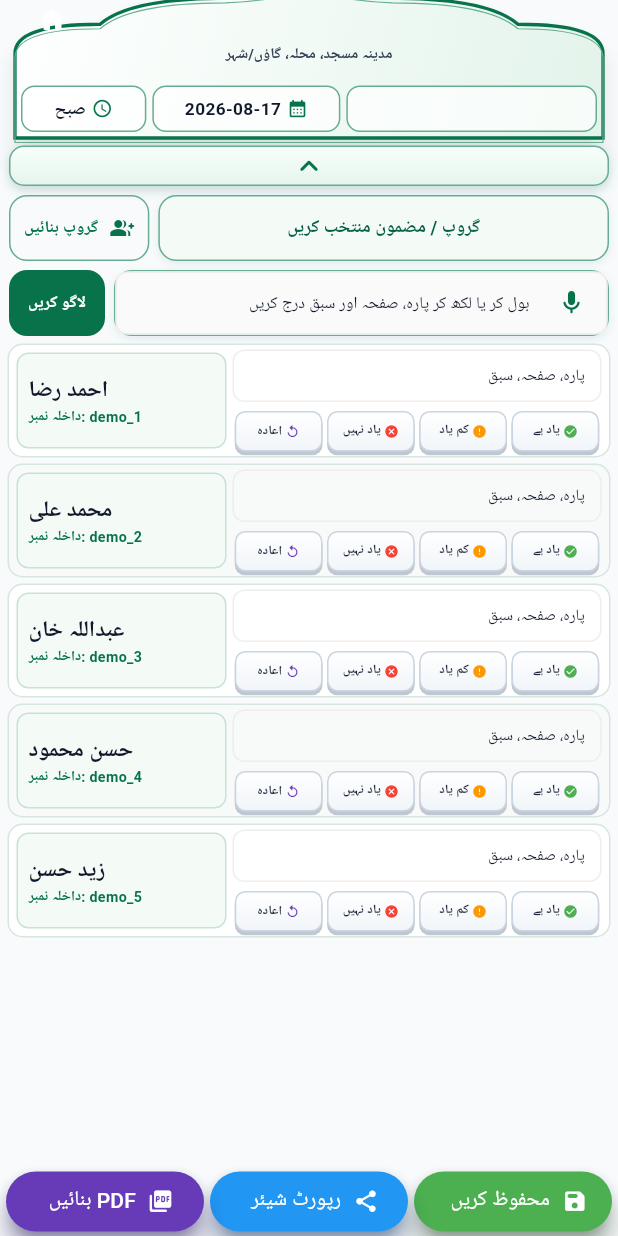
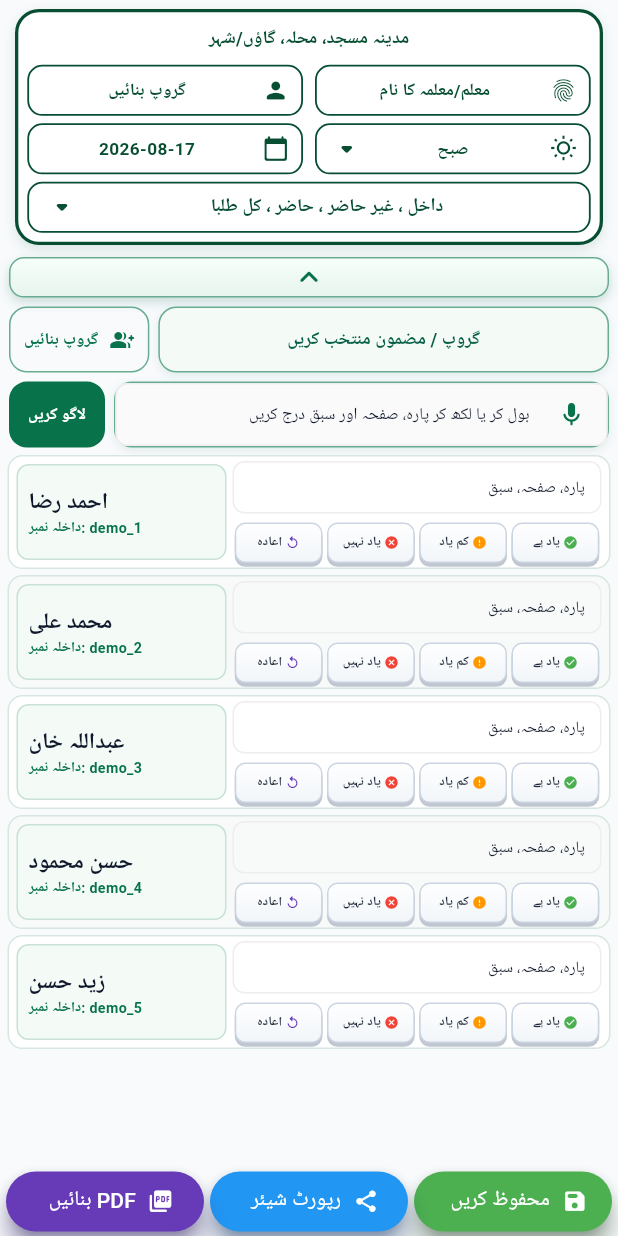
Before and after one commit to shaikzabeeh31-commits/MAKTAB, a Flutter app: the LessonScreen screen opened directly, on a phone screen of 412 x 824 dp. Run offline on Flutter 3.47's test engine with Material 3 defaults, Android fonts, the phone set to English and light mode, and no system bars; our stand-ins replace flutter_contacts, flutter_local_notifications, google_fonts, image_picker, local_auth, pdf and 4 more; accounts and stored records are empty.

```diff
--- a/lib/lesson_screen.dart
+++ b/lib/lesson_screen.dart
@@ -873,127 +873,191 @@ class _LessonScreenState extends State<LessonScreen> {
 
   Widget _identityArch() {
     final dark = Theme.of(context).brightness == Brightness.dark;
-    return SizedBox(
-      height: 108,
-      width: double.infinity,
-      child: CustomPaint(
-        painter: _LessonArchPainter(dark: dark),
-        child: Stack(
-          children: [
-            Positioned(
-              top: 2,
-              left: 4,
-              child: IconButton(
-                icon: const Icon(Icons.home_rounded, color: Colors.white, size: 20),
-                tooltip: 'ہوم ڈیش بورڈ (Return to Home)',
-                onPressed: () {
-                  if (Navigator.canPop(context)) {
-                    Navigator.popUntil(context, (route) => route.isFirst);
-                  }
-                },
-              ),
-            ),
-            Padding(
-              padding: const EdgeInsets.fromLTRB(7, 8, 7, 4),
-              child: Column(
-                children: [
-                  SizedBox(
-                    height: 28,
-                    child: InkWell(
-                      onTap: () => _editText(
-                        title: 'مکتب کا نام',
-                        current: _maktabName,
-                        storageKey: 'maktab_name',
-                        onSave: (value) => setState(() => _maktabName = value),
-                      ),
-                      child: Container(
-                        width: double.infinity,
-                        alignment: Alignment.center,
-                        child: Transform.translate(
-                          // Keep the arch itself fixed and move only the
-                          // institute title slightly down into its free space.
-                          offset: const Offset(0, 4),
-                          child: Text(
-                            _maktabName,
-                            maxLines: 1,
-                            overflow: TextOverflow.fade,
-                            softWrap: false,
-                            style: const TextStyle(
-                              color: _green,
-                              fontSize: 18,
-                              fontWeight: FontWeight.bold,
-                            ),
-                          ),
+    return Container(
+      margin: const EdgeInsets.fromLTRB(6, 4, 6, 6),
+      padding: const EdgeInsets.all(6),
+      decoration: BoxDecoration(
+        color: dark ? const Color(0xFF1E293B) : Colors.white,
+        borderRadius: BorderRadius.circular(16),
+        border: Border.all(color: const Color(0xFF074E32), width: 2.2),
+        boxShadow: const [
+          BoxShadow(
+            color: Color(0x1F074E32),
+            blurRadius: 6,
+            offset: Offset(0, 3),
+          ),
+        ],
+      ),
+      child: Column(
+        mainAxisSize: MainAxisSize.min,
+        children: [
+          // Address Banner
+          Container(
+            width: double.infinity,
+            padding: const EdgeInsets.symmetric(vertical: 3, horizontal: 8),
+            alignment: Alignment.center,
+            child: Text(
+              _maktabAddress.isNotEmpty
+                  ? _maktabAddress
+                  : 'مکتب قاسم العلوم مدینہ مسجد کدہ پیٹ، ڈون، ندیال، آندھرا پردیش',
+              maxLines: 1,
+              overflow: TextOverflow.ellipsis,
+              textAlign: TextAlign.center,
+              style: TextStyle(
+                fontSize: 12,
+                fontWeight: FontWeight.bold,
+                color: dark ? Colors.white : const Color(0xFF074E32),
+              ),
+            ),
+          ),
+          const SizedBox(height: 5),
+          // Row 1: Teacher & Department
+          Row(
+            children: [
+              Expanded(
+                child: Container(
+                  height: 34,
+                  padding: const EdgeInsets.symmetric(horizontal: 8),
+                  decoration: BoxDecoration(
+                    color: dark ? const Color(0xFF0F172A) : Colors.white,
+                    borderRadius: BorderRadius.circular(10),
+                    border: Border.all(color: const Color(0xFF074E32), width: 1.2),
+                  ),
+                  child: Row(
+                    children: [
+                      const Icon(Icons.fingerprint_rounded, size: 18, color: Color(0xFF074E32)),
+                      const SizedBox(width: 6),
+                      Expanded(
+                        child: Text(
+                          _teacherName.isNotEmpty ? _teacherName : 'معلم/معلمہ کا نام',
+                          maxLines: 1,
+                          overflow: TextOverflow.ellipsis,
+                          textAlign: TextAlign.center,
+                          style: TextStyle(fontSize: 11.5, fontWeight: FontWeight.bold, color: dark ? Colors.white : const Color(0xFF074E32)),
                         ),
                       ),
-                    ),
-                  ),
-                  const SizedBox(height: 3),
-                  SizedBox(
-                    height: 21,
-                    child: InkWell(
-                      onTap: () => _editText(
-                        title: 'مسجد، محلہ، گاؤں یا شہر کی تفصیل',
-                        current: _maktabAddress,
-                        storageKey: 'maktab_address',
-                        onSave: (value) =>
-                            setState(() => _maktabAddress = value),
-                      ),
-                      borderRadius: BorderRadius.circular(8),
-                      child: Container(
-                        width: double.infinity,
-                        alignment: Alignment.center,
-                        padding: const EdgeInsets.symmetric(horizontal: 8),
+                    ],
+                  ),
+                ),
+              ),
+              const SizedBox(width: 8),
+              Expanded(
+                child: Container(
+                  height: 34,
+                  padding: const EdgeInsets.symmetric(horizontal: 8),
+                  decoration: BoxDecoration(
+                    color: dark ? const Color(0xFF0F172A) : Colors.white,
+                    borderRadius: BorderRadius.circular(10),
+                    border: Border.all(color: const Color(0xFF074E32), width: 1.2),
+                  ),
+                  child: Row(
+                    children: [
+                      const Icon(Icons.person_rounded, size: 18, color: Color(0xFF074E32)),
+                      const SizedBox(width: 6),
+                      Expanded(
                         child: Text(
-                          _maktabAddress,
+                          _selectedGroupName,
                           maxLines: 1,
-                          overflow: TextOverflow.fade,
-                          softWrap: false,
+                          overflow: TextOverflow.ellipsis,
                           textAlign: TextAlign.center,
-                          style: const TextStyle(
-                            color: Color(0xFF334155),
-                            fontSize: 10,
-                            fontWeight: FontWeight.w600,
-                          ),
+                          style: TextStyle(fontSize: 11.5, fontWeight: FontWeight.bold, color: dark ? Colors.white : const Color(0xFF074E32)),
                         ),
                       ),
+                    ],
+                  ),
+                ),
+              ),
+            ],
+          ),
+          const SizedBox(height: 5),
+          // Row 2: Shift Dropdown & Date Picker
+          Row(
+            children: [
+              Expanded(
+                child: Container(
+                  height: 34,
+                  padding: const EdgeInsets.symmetric(horizontal: 8),
+                  decoration: BoxDecoration(
+                    color: dark ? const Color(0xFF0F172A) : Colors.white,
+                    borderRadius: BorderRadius.circular(10),
+                    border: Border.all(color: const Color(0xFF074E32), width: 1.2),
+                  ),
+                  child: Row(
+                    children: [
+                      const Icon(Icons.wb_sunny_outlined, size: 18, color: Color(0xFF074E32)),
+                      const SizedBox(width: 6),
+                      Expanded(
+                        child: Text(
+                          _selectedShift.name,
+                          maxLines: 1,
+                          overflow: TextOverflow.ellipsis,
+                          textAlign: TextAlign.center,
+                          style: TextStyle(fontSize: 11.5, fontWeight: FontWeight.bold, color: dark ? Colors.white : const Color(0xFF074E32)),
+                        ),
+                      ),
+                      const Icon(Icons.arrow_drop_down_rounded, color: Color(0xFF074E32)),
+                    ],
+                  ),
+                ),
+              ),
+              const SizedBox(width: 8),
+              Expanded(
+                child: Container(
+                  height: 34,
+                  padding: const EdgeInsets.symmetric(horizontal: 8),
+                  decoration: BoxDecoration(
+                    color: dark ? const Color(0xFF0F172A) : Colors.white,
+                    borderRadius: BorderRadius.circular(10),
+                    border: Border.all(color: const Color(0xFF074E32), width: 1.2),
+                  ),
+                  child: Row(
+                    children: [
+                      const Icon(Icons.calendar_today_rounded, size: 18, color: Color(0xFF074E32)),
+                      const SizedBox(width: 6),
+                      Expanded(
+                        child: Text(
+                          _dateKey,
+                          maxLines: 1,
+                          overflow: TextOverflow.ellipsis,
+                          textAlign: TextAlign.center,
+                          style: TextStyle(fontSize: 11.5, fontWeight: FontWeight.bold, color: dark ? Colors.white : const Color(0xFF074E32)),
+                        ),
+                      ),
+                    ],
+                  ),
+                ),
+              ),
+            ],
+          ),
+          const SizedBox(height: 5),
+          // Row 3: Wide Filter Dropdown
+          Container(
+            height: 34,
+            padding: const EdgeInsets.symmetric(horizontal: 10),
+            decoration: BoxDecoration(
+              color: dark ? const Color(0xFF0F172A) : Colors.white,
+              borderRadius: BorderRadius.circular(10),
+              border: Border.all(color: const Color(0xFF074E32), width: 1.2),
+            ),
+            child: Row(
+              mainAxisAlignment: MainAxisAlignment.center,
+              children: [
+                Expanded(
+                  child: Text(
+                    'داخل ، غیر حاضر ، حاضر ، کل طلبا',
+                    textAlign: TextAlign.center,
+                    style: TextStyle(
+                      fontSize: 12,
+                      fontWeight: FontWeight.bold,
+                      color: dark ? Colors.white : const Color(0xFF074E32),
                     ),
                   ),
-                  const SizedBox(height: 8),
-                  Padding(
-                    padding: const EdgeInsets.only(top: 2),
-                    child: Row(
-                      children: [
-                        _archBox(
-                          _teacherName,
-                          () => _editText(
-                            title: 'استاد کا نام',
-                            current: _teacherName,
-                            storageKey: 'lesson_teacher_name',
-                            onSave: (value) =>
-                                setState(() => _teacherName = value),
-                          ),
-                          flex: 4,
-                        ),
-                        const SizedBox(width: 4),
-                        _archBox(_dateKey, _pickDate,
-                            icon: Icons.calendar_month_rounded, flex: 3),
-                        const SizedBox(width: 4),
-                        _archBox(
-                            _holidayNotice.isEmpty
-                                ? _selectedShift.name
-                                : '${_selectedShift.name} • $_holidayNotice',
-                            _pickShift,
-                            holiday: _holidayNotice.isNotEmpty,
-                            icon: Icons.schedule_rounded, flex: 2),
-                      ],
-                    ),
-                  ),
-                ],
-              ),
-            ),
-          ],
-        ),
+                ),
+                Icon(Icons.arrow_drop_down_rounded, color: dark ? Colors.white70 : const Color(0xFF074E32)),
+              ],
+            ),
+          ),
+        ],
       ),
     );
   }
@@ -1944,21 +2008,9 @@ class _LessonScreenState extends State<LessonScreen> {
                     padding: EdgeInsets.only(
                       top: MediaQuery.paddingOf(context).top + 2,
                     ),
-                    child: SizedBox(
-                      height: 93,
-                      child: OverflowBox(
-                        alignment: Alignment.topCenter,
-                        minHeight: 108,
-                        maxHeight: 108,
-                        child: Transform.translate(
-                          offset: const Offset(0, -15),
-                          child: Padding(
-                            padding:
-                                const EdgeInsets.symmetric(horizontal: 7),
-                            child: _identityArch(),
-                          ),
-                        ),
-                      ),
+                    child: Padding(
+                      padding: const EdgeInsets.symmetric(horizontal: 4),
+                      child: _identityArch(),
                     ),
                   ),
                   _controlsToggle(),
```
Also changed, not shown: lib/fee_screen.dart (+197 -107 lines).
